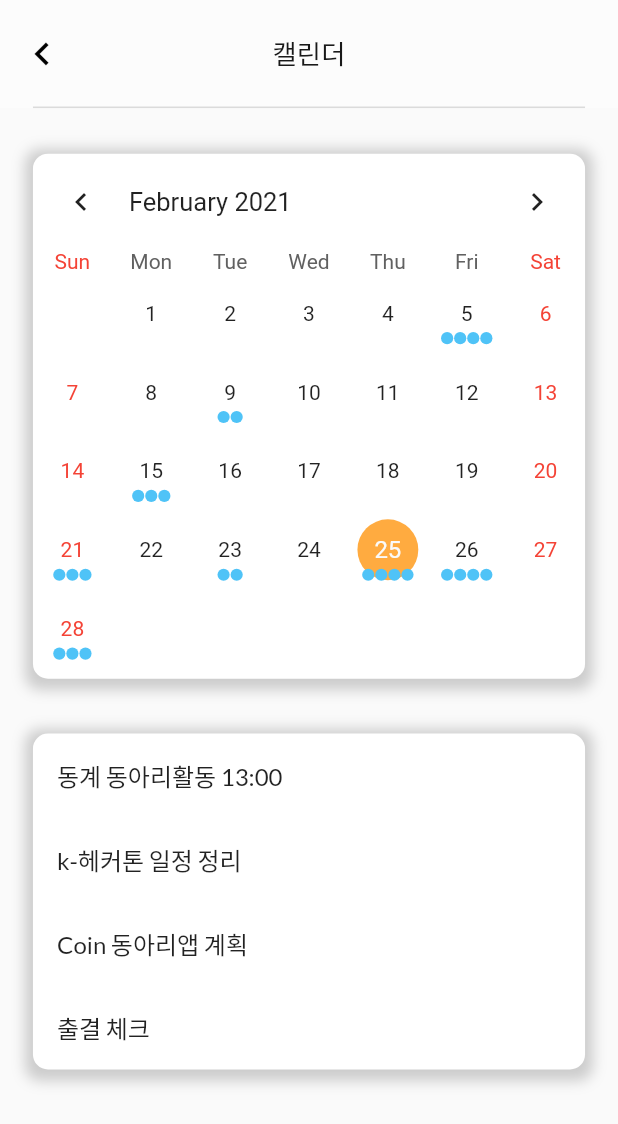
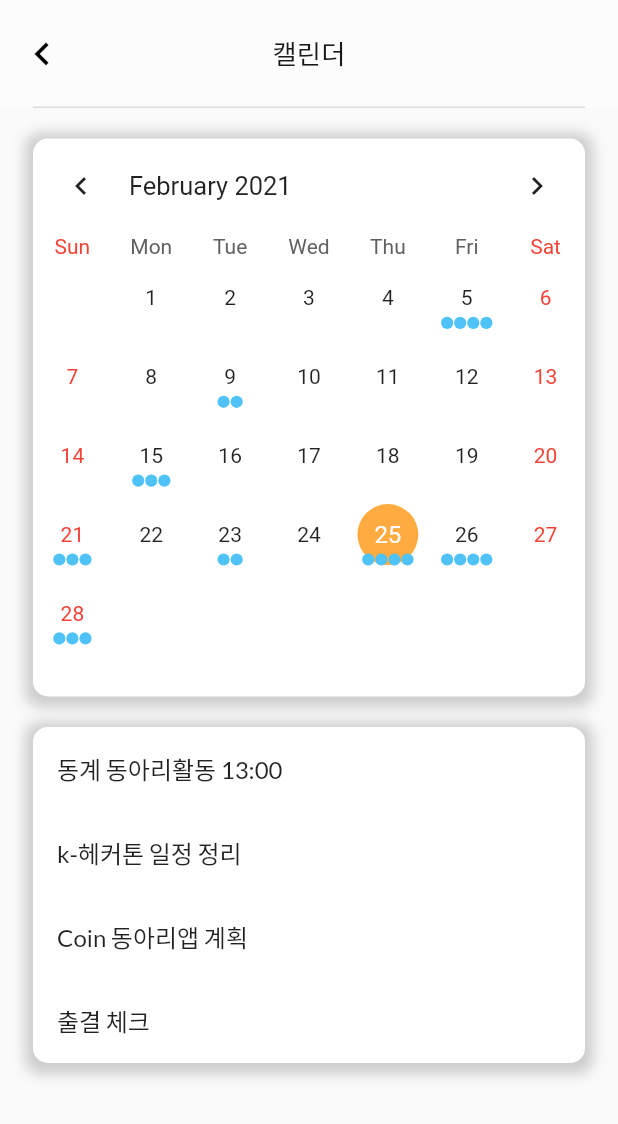
Before and after one commit to alsgur9368/Coin_app, a Flutter app: the MyHomePage screen opened directly, on a phone screen of 412 x 824 dp. Shown: the top 1124 px of the screen. Run offline on Flutter 3.47's test engine with Material 2 defaults, Android fonts, the phone set to English and light mode, and no system bars; drawn by our look-alikes of table_calendar; our stand-ins replace flutter_secure_storage, flutter_slidable, flutter_svg, fluttertoast, google_fonts, image_picker and 3 more; missing offline and left inert: flutter_layouts, groovin_widgets, qrscan; accounts and stored records are empty.

Commit message:
calendar container responsive

```diff
--- a/lib/First_screen/calendar.dart
+++ b/lib/First_screen/calendar.dart
@@ -175,9 +175,9 @@ class _MyHomePageState extends State<MyHomePage> with TickerProviderStateMixin {
         child: Column(
           children: <Widget>[
             Container(
-              margin: EdgeInsets.fromLTRB(width(20), height(30), width(20), height(20)),
+              margin: EdgeInsets.fromLTRB(width(20), height(20), width(20), height(20)),
               width:double.infinity,
-              height: queryData.size.height * 350/queryData.size.height,
+              height: queryData.size.height * 372/queryData.size.height,
               decoration: BoxDecoration(
                 color: Colors.white,
                 borderRadius: BorderRadius.circular(10), //border corner radius
@@ -198,8 +198,8 @@ class _MyHomePageState extends State<MyHomePage> with TickerProviderStateMixin {
             ),
             //-----------------------
             // _buildTableCalendarWithBuilders(),
-            SizedBox(height: height(8)),
-            SizedBox(height: height(8)),
+            SizedBox(height: height(0)),
+            SizedBox(height: height(0)),
             Expanded(child: _buildEventList()),
           ],
         ),
```
